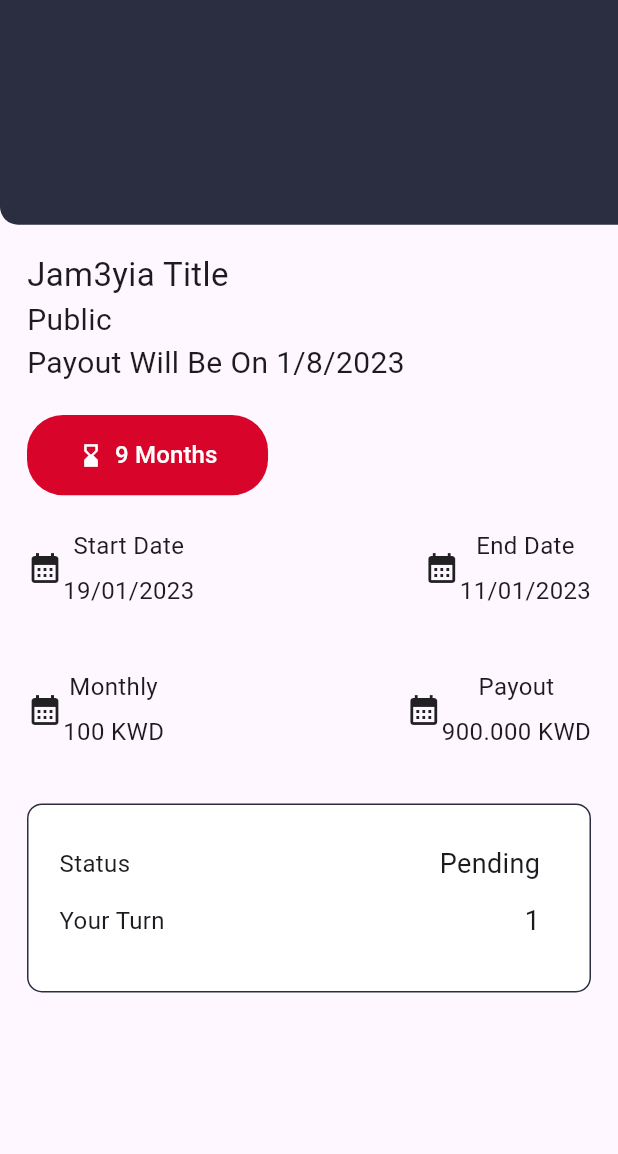
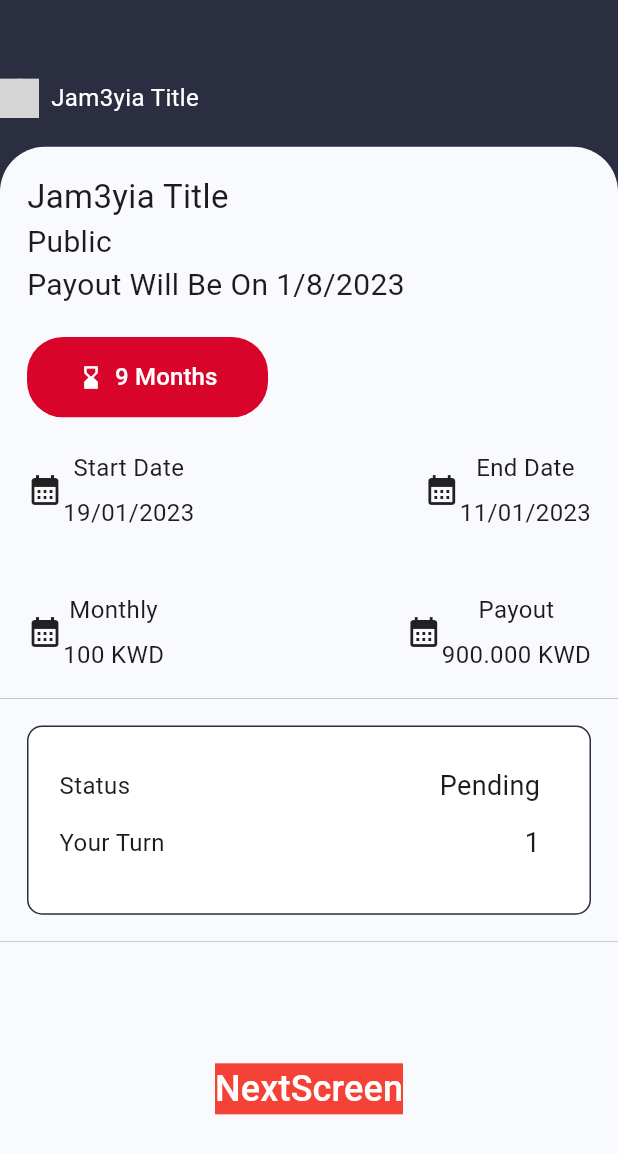
Before and after one commit to makdad-raee/makdad_demo_app, a Flutter app: the screen it shows after launch, on a phone screen of 412 x 824 dp. Shown: the top 1154 px of the screen. Run offline on Flutter 3.47's test engine with Material 3 defaults, Android fonts, the phone set to English and light mode, and no system bars; our stand-ins replace flutter_svg; grey boxes are pictures that could not be loaded.

Commit message:
home screen Ui part 2

```diff
--- a/lib/Features/presentaion/views/custom_appbar.dart
+++ b/lib/Features/presentaion/views/custom_appbar.dart
@@ -1,16 +1,74 @@
 import 'package:flutter/material.dart';
+import 'package:makdad_demo_app/core/utlies/constant.dart';
+import 'package:flutter_svg/flutter_svg.dart';
 
 class CustomAppar extends StatelessWidget {
-  const CustomAppar({super.key});
+  const CustomAppar({super.key, this.history = true});
+  final bool history;
 
   @override
   Widget build(BuildContext context) {
     var height = MediaQuery.of(context).size.height;
     return Container(
-      height: height / 5.5,
+      height: height * 0.118823529,
       decoration: const BoxDecoration(
-          color: Color(0xff2B2D40),
-          borderRadius: BorderRadius.only(bottomLeft: Radius.circular(12))),
+        color: Color(0xff2B2D40),
+      ),
+      child: Padding(
+        padding: EdgeInsets.only(top: height * 0.04),
+        child: Row(
+          crossAxisAlignment: CrossAxisAlignment.center,
+          mainAxisAlignment: MainAxisAlignment.start,
+          children: [
+            Container(
+              height: 26,
+              width: 26,
+              child: CircleAvatar(
+                backgroundColor: Colors.white,
+                child: SvgPicture.asset(
+                  'assets/images/arrow_svg',
+                ),
+              ),
+            ),
+            const SizedBox(
+              width: 8,
+            ),
+            Text(
+              'Jam3yia Title',
+              style: textStyle16.copyWith(color: Colors.white),
+            ),
+            Spacer(),
+            history
+                ? PaymentHistory()
+                : SizedBox(
+                    width: 1,
+                  )
+          ],
+        ),
+      ),
     );
   }
 }
+
+class PaymentHistory extends StatelessWidget {
+  const PaymentHistory({super.key});
+
+  @override
+  Widget build(BuildContext context) {
+    return Padding(
+      padding: const EdgeInsets.only(right: 18),
+      child: Container(
+        decoration: BoxDecoration(
+            borderRadius: BorderRadius.circular(30), color: Colors.white),
+        child: Row(
+          children: [
+            Padding(
+              padding: const EdgeInsets.symmetric(vertical: 7, horizontal: 26),
+              child: SvgPicture.asset('assets/images/payment_history.svg'),
+            ),
+          ],
+        ),
+      ),
+    );
+  }
+}
--- a/lib/Features/presentaion/views/home_view.dart
+++ b/lib/Features/presentaion/views/home_view.dart
@@ -1,7 +1,9 @@
 import 'package:flutter/material.dart';
 import 'package:makdad_demo_app/Features/presentaion/views/custom_appbar.dart';
+import 'package:makdad_demo_app/Features/presentaion/views/home_view_screen2.dart';
 import 'package:makdad_demo_app/Features/presentaion/views/widgets/custom_body_under_appbar.dart';
 import 'package:makdad_demo_app/Features/presentaion/views/widgets/statuts_container_big.dart';
+import 'package:makdad_demo_app/core/utlies/constant.dart';
 
 class HomeView extends StatelessWidget {
   const HomeView({super.key});
@@ -9,14 +11,52 @@ class HomeView extends StatelessWidget {
   @override
   Widget build(BuildContext context) {
     return const Scaffold(
-      body: Column(
-        crossAxisAlignment: CrossAxisAlignment.start,
-        children: [
-          CustomAppar(),
-          CustomBodyUnderAppar(),
-          StatusContainerBig(),
-        ],
-      ),
+      backgroundColor: Color(0xff2B2D40),
+      body: FirstScreenBody(),
     );
   }
 }
+
+class FirstScreenBody extends StatelessWidget {
+  const FirstScreenBody({
+    super.key,
+  });
+
+  @override
+  Widget build(BuildContext context) {
+    return Column(
+      crossAxisAlignment: CrossAxisAlignment.start,
+      children: [
+        const CustomAppar(history: false),
+        Container(
+            decoration: const BoxDecoration(
+                color: defaultBackGroun,
+                borderRadius: BorderRadius.only(
+                    topRight: Radius.circular(30),
+                    topLeft: Radius.circular(30))),
+            child: const CustomBodyUnderAppar()),
+        Container(color: defaultBackGroun, child: const StatusContainerBig()),
+        Expanded(
+          child: Container(
+            width: double.infinity,
+            color: defaultBackGroun,
+            child: TextButton(
+              onPressed: () {
+                Navigator.of(context).push(MaterialPageRoute(
+                  builder: (context) => const HomeViewScreen2(),
+                ));
+              },
+              child: Center(
+                  child: Container(
+                      color: Colors.red,
+                      child: const Text(
+                        'NextScreen',
+                        style: TextStyle(color: Colors.white, fontSize: 24),
+                      ))),
+            ),
+          ),
+        )
+      ],
+    );
+  }
+}
--- a/lib/Features/presentaion/views/widgets/custom_body_under_appbar.dart
+++ b/lib/Features/presentaion/views/widgets/custom_body_under_appbar.dart
@@ -4,7 +4,8 @@ import 'package:makdad_demo_app/Features/presentaion/views/widgets/custom_red_bu
 import 'package:makdad_demo_app/core/utlies/constant.dart';
 
 class CustomBodyUnderAppar extends StatelessWidget {
-  const CustomBodyUnderAppar({super.key});
+  const CustomBodyUnderAppar({super.key, this.amberButton});
+  final Widget? amberButton;
 
   @override
   Widget build(BuildContext context) {
@@ -24,7 +25,13 @@ class CustomBodyUnderAppar extends StatelessWidget {
           SizedBox(
             height: height * 0.024,
           ),
-          CustomRedButton(height: height, width: width),
+          Row(
+            children: [
+              CustomRedButtonAndAmber(height: height, width: width,),
+              Spacer(),
+              amberButton??const SizedBox(width: 1,),
+            ],
+          ),
           SizedBox(
             height: height * 0.027,
           ),
--- a/lib/Features/presentaion/views/widgets/custom_red_button.dart
+++ b/lib/Features/presentaion/views/widgets/custom_red_button.dart
@@ -1,8 +1,8 @@
 import 'package:flutter/material.dart';
 import 'package:makdad_demo_app/core/utlies/constant.dart';
 
-class CustomRedButton extends StatelessWidget {
-  const CustomRedButton({
+class CustomRedButtonAndAmber extends StatelessWidget {
+  const CustomRedButtonAndAmber({
     super.key,
     required this.height,
     required this.width,
@@ -11,9 +11,12 @@ class CustomRedButton extends StatelessWidget {
   final double height;
   final double width;
 
+
   @override
   Widget build(BuildContext context) {
-    return Container(
+    return Row(
+      children: [
+        Container(
           decoration: BoxDecoration(
               color: defaultButtomColor,
               borderRadius: BorderRadius.circular(24)),
@@ -38,6 +41,9 @@ class CustomRedButton extends StatelessWidget {
               ],
             ),
           ),
+        ),
+
+      ],
     );
   }
 }
--- a/lib/core/utlies/constant.dart
+++ b/lib/core/utlies/constant.dart
@@ -1,9 +1,13 @@
 import 'package:flutter/material.dart';
 
 const defaultButtomColor=Color(0xffD90429);
+const TextStyle textStyle24=TextStyle(fontSize: 24,color: Color(0xffD90429));
 const TextStyle textStyle22=TextStyle(fontSize: 22);
 const TextStyle textStyle20=TextStyle(fontSize: 20);
 const TextStyle textStyle18=TextStyle(fontSize: 18);
+const TextStyle textStyle14=TextStyle(fontSize: 14);
 
 const TextStyle textStyle16=TextStyle(fontSize: 16);
 const defaultBadding=18.0;
+const Color defaultBackGroun=Color(0xffF8FAFD);
+const appBarColor =Color(0xff2B2D40);
```
Also changed, not shown: lib/Features/presentaion/views/home_view_screen2.dart (added, +40 -0 lines), lib/Features/presentaion/views/screen3.dart (added, +43 -0 lines), lib/Features/presentaion/views/screen5.dart (added, +71 -0 lines), lib/Features/presentaion/views/scrreen4.dart (added, +77 -0 lines), lib/Features/presentaion/views/widgets/custom_home_view.part2.dart (added, +46 -0 lines), lib/Features/presentaion/views/widgets/custom_home_view_part1.dart (added, +27 -0 lines), lib/Features/presentaion/views/widgets/custom_pay_button.dart (added, +30 -0 lines), pubspec.yaml (+6 -3 lines), assets/images/arrro.svg (added), assets/images/payment_history.svg (added), pubspec.lock, 1 other file. Lines whose indentation alone changed are shown as unchanged.
